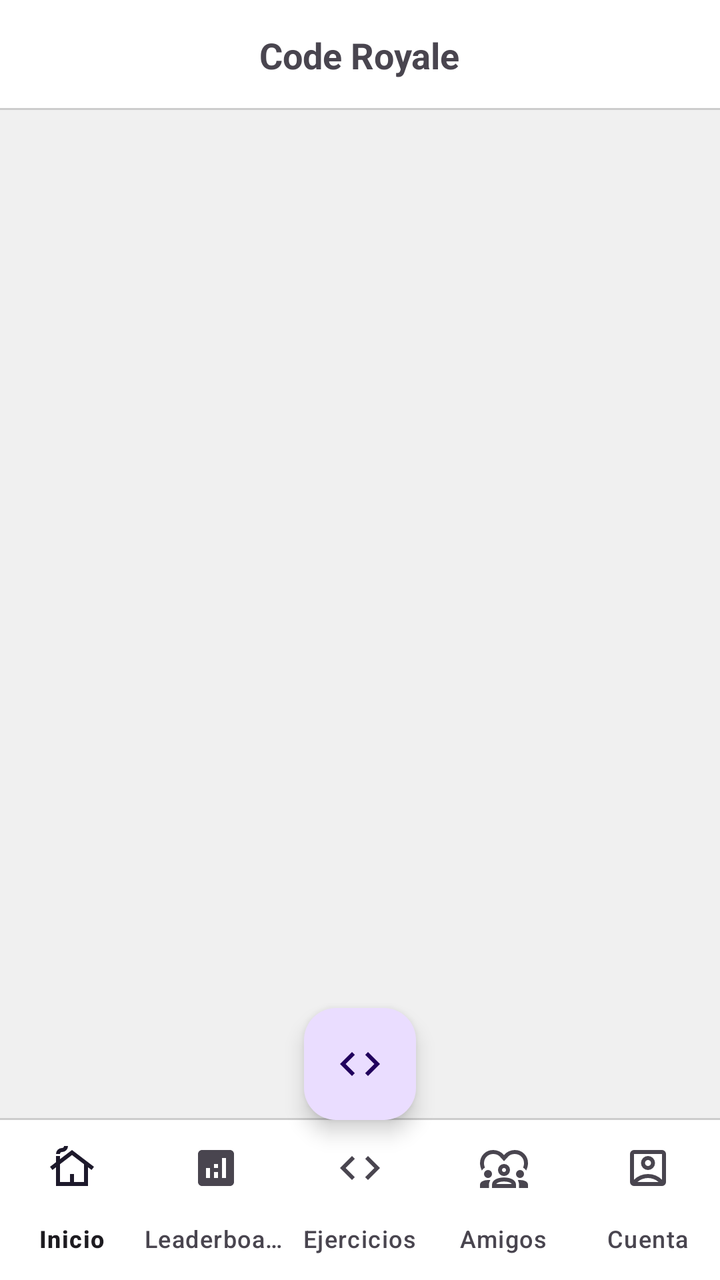
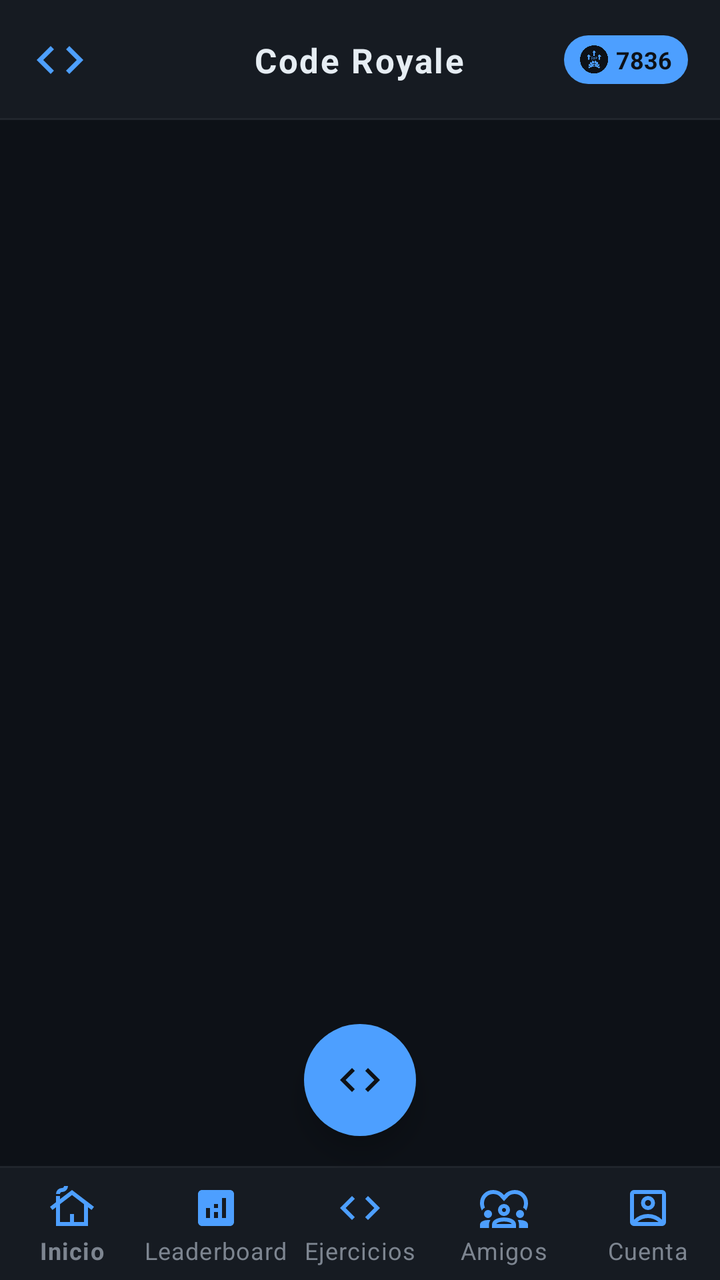

Compare the two renders of this Android layout. The source of the first and the diff that turns it into the second are given below.
<!-- AndroidManifest.xml: application theme Theme.CodeRoyale -->
<!-- res/layout/activity_main.xml -->
<?xml version="1.0" encoding="utf-8"?>
<RelativeLayout xmlns:android="http://schemas.android.com/apk/res/android"
    xmlns:app="http://schemas.android.com/apk/res-auto"
    xmlns:tools="http://schemas.android.com/tools"
    android:id="@+id/main"
    android:layout_width="match_parent"
    android:layout_height="match_parent"
    android:background="#F0F0F0"
    tools:context=".MainActivity">

    <RelativeLayout
        android:id="@+id/ToolbarRL"
        android:layout_width="match_parent"
        android:layout_height="55dp"
        android:background="@color/cr_blanco">

        <TextView
            android:id="@+id/TituloRL"
            android:layout_width="wrap_content"
            android:layout_height="wrap_content"
            android:layout_centerInParent="true"
            android:text="Code Royale"
            android:textSize="18sp"
            android:textStyle="bold" />

        <View
            android:layout_width="match_parent"
            android:layout_height="1dp"
            android:layout_alignParentBottom="true"
            android:background="#ccc" />
    </RelativeLayout>

    <com.google.android.material.bottomnavigation.BottomNavigationView
        android:id="@+id/BottomNV"
        android:layout_width="match_parent"
        android:layout_height="wrap_content"
        android:layout_alignParentBottom="true"
        android:background="@color/cr_blanco"
        app:labelVisibilityMode="labeled"
        app:menu="@menu/mi_menu" />

    <View
        android:id="@+id/View1"
        android:layout_width="match_parent"
        android:layout_height="1dp"
        android:layout_above="@id/BottomNV"
        android:background="#ccc" />

    <FrameLayout
        android:id="@+id/FragmentL1"
        android:layout_width="match_parent"
        android:layout_height="match_parent"
        android:layout_above="@id/View1"
        android:layout_below="@id/ToolbarRL" />

    <com.google.android.material.floatingactionbutton.FloatingActionButton
        android:id="@+id/FAB"
        android:layout_width="match_parent"
        android:layout_height="wrap_content"
        android:src="@drawable/ic_ejercicios"
        android:layout_alignParentBottom="true"
        android:layout_centerHorizontal="true"
        android:layout_marginBottom="80dp"

        />



</RelativeLayout>
<!-- resources referenced by this layout -->
<resources>
  <color name="cr_blanco">#FFFFFF</color>
  <!-- drawable ic_ejercicios (drawable) -->
  <vector xmlns:android="http://schemas.android.com/apk/res/android" android:height="24dp" android:tint="#000000" android:viewportHeight="960" android:viewportWidth="960" android:width="24dp">
        
      <path android:fillColor="@android:color/white" android:pathData="M320,720L80,480L320,240L377,297L193,481L376,664L320,720ZM640,720L583,663L767,479L584,296L640,240L880,480L640,720Z"/>
      
  </vector>
  <style name="Theme.CodeRoyale" parent="Base.Theme.CodeRoyale" />
  <style name="Base.Theme.CodeRoyale" parent="Theme.Material3.DayNight.NoActionBar">
          <item name="colorPrimary">@color/cr_azul_rey</item>
          <item name="colorOnPrimary">@android:color/white</item>
  
          <item name="colorSecondary">@color/cr_dorado</item>
          <item name="colorOnSecondary">@color/cr_texto_oscuro</item>
  
          <item name="android:windowBackground">@color/cr_beige_carta</item>
      </style>
  <color name="cr_azul_rey">#2B71E1</color>
  <color name="cr_dorado">#FFC107</color>
  <color name="cr_texto_oscuro">#1A1A1A</color>
  <color name="cr_beige_carta">#F8F0D7</color>
</resources>

<!-- the commit's change to res/layout/activity_main.xml (unified diff, before → after) -->
@@ -5,14 +5,24 @@
     android:id="@+id/main"
     android:layout_width="match_parent"
     android:layout_height="match_parent"
-    android:background="#F0F0F0"
+    android:background="@color/cr_fondo"
     tools:context=".MainActivity">
 
+    
     <RelativeLayout
         android:id="@+id/ToolbarRL"
         android:layout_width="match_parent"
-        android:layout_height="55dp"
-        android:background="@color/cr_blanco">
+        android:layout_height="60dp"
+        android:background="@color/cr_superficie">
+
+        
+        <ImageView
+            android:layout_width="28dp"
+            android:layout_height="28dp"
+            android:layout_centerVertical="true"
+            android:layout_marginStart="16dp"
+            android:src="@drawable/ic_ejercicios"
+            app:tint="@color/cr_acento" />
 
         <TextView
             android:id="@+id/TituloRL"
@@ -20,50 +30,87 @@
             android:layout_height="wrap_content"
             android:layout_centerInParent="true"
             android:text="Code Royale"
-            android:textSize="18sp"
-            android:textStyle="bold" />
+            android:textSize="17sp"
+            android:textStyle="bold"
+            android:letterSpacing="0.05"
+            android:textColor="@color/cr_texto_primario" />
+
+        
+        <LinearLayout
+            android:layout_width="wrap_content"
+            android:layout_height="wrap_content"
+            android:layout_alignParentEnd="true"
+            android:layout_centerVertical="true"
+            android:layout_marginEnd="16dp"
+            android:orientation="horizontal"
+            android:gravity="center_vertical"
+            android:background="@drawable/badge_acento"
+            android:paddingStart="8dp"
+            android:paddingEnd="8dp"
+            android:paddingTop="4dp"
+            android:paddingBottom="4dp">
+
+            <ImageView
+                android:layout_width="14dp"
+                android:layout_height="14dp"
+                android:src="@drawable/experiencia"
+                app:tint="@color/cr_fondo" />
+
+            <TextView
+                android:layout_width="wrap_content"
+                android:layout_height="wrap_content"
+                android:layout_marginStart="4dp"
+                android:text="7836"
+                android:textColor="@color/cr_fondo"
+                android:textSize="12sp"
+                android:textStyle="bold" />
+        </LinearLayout>
 
         <View
             android:layout_width="match_parent"
             android:layout_height="1dp"
             android:layout_alignParentBottom="true"
-            android:background="#ccc" />
+            android:background="@color/cr_divisor" />
     </RelativeLayout>
 
+    
     <com.google.android.material.bottomnavigation.BottomNavigationView
         android:id="@+id/BottomNV"
         android:layout_width="match_parent"
         android:layout_height="wrap_content"
         android:layout_alignParentBottom="true"
-        android:background="@color/cr_blanco"
+        android:background="@color/cr_superficie"
+        app:itemIconTint="@color/cr_acento"
+        app:itemTextColor="@color/cr_texto_secundario"
         app:labelVisibilityMode="labeled"
         app:menu="@menu/mi_menu" />
 
     <View
-        android:id="@+id/View1"
         android:layout_width="match_parent"
         android:layout_height="1dp"
         android:layout_above="@id/BottomNV"
-        android:background="#ccc" />
+        android:background="@color/cr_divisor" />
 
+    
     <FrameLayout
         android:id="@+id/FragmentL1"
         android:layout_width="match_parent"
         android:layout_height="match_parent"
-        android:layout_above="@id/View1"
+        android:layout_above="@id/BottomNV"
         android:layout_below="@id/ToolbarRL" />
 
+    
     <com.google.android.material.floatingactionbutton.FloatingActionButton
         android:id="@+id/FAB"
-        android:layout_width="match_parent"
+        android:layout_width="wrap_content"
         android:layout_height="wrap_content"
         android:src="@drawable/ic_ejercicios"
-        android:layout_alignParentBottom="true"
+        android:layout_alignBottom="@id/BottomNV"
         android:layout_centerHorizontal="true"
-        android:layout_marginBottom="80dp"
-
-        />
-
-
+        android:layout_marginBottom="72dp"
+        app:backgroundTint="@color/cr_acento"
+        app:tint="@color/cr_fondo"
+        app:elevation="8dp"
+        app:borderWidth="0dp" />
 
 </RelativeLayout>
<!-- resource entries referenced after the edit -->
@@ -1,25 +1,43 @@
 <!-- resources referenced by this layout -->
 <resources>
-  <color name="cr_blanco">#FFFFFF</color>
+  <color name="cr_acento">#4D9FFF</color>
+  <color name="cr_divisor">#21262D</color>
+  <color name="cr_fondo">#0D1117</color>
+  <color name="cr_superficie">#161B22</color>
+  <color name="cr_texto_primario">#E6EDF3</color>
+  <color name="cr_texto_secundario">#7D8590</color>
+  <!-- drawable badge_acento (drawable) -->
+  <?xml version="1.0" encoding="utf-8"?>
+  <shape xmlns:android="http://schemas.android.com/apk/res/android">
+      <solid android:color="@color/cr_acento" />
+      <corners android:radius="20dp" />
+  </shape>
+  <!-- drawable experiencia: png bitmap (drawable, 31299 bytes) -->
   <!-- drawable ic_ejercicios (drawable) -->
   <vector xmlns:android="http://schemas.android.com/apk/res/android" android:height="24dp" android:tint="#000000" android:viewportHeight="960" android:viewportWidth="960" android:width="24dp">
         
       <path android:fillColor="@android:color/white" android:pathData="M320,720L80,480L320,240L377,297L193,481L376,664L320,720ZM640,720L583,663L767,479L584,296L640,240L880,480L640,720Z"/>
       
   </vector>
-  <style name="Theme.CodeRoyale" parent="Base.Theme.CodeRoyale" />
-  <style name="Base.Theme.CodeRoyale" parent="Theme.Material3.DayNight.NoActionBar">
-          <item name="colorPrimary">@color/cr_azul_rey</item>
-          <item name="colorOnPrimary">@android:color/white</item>
+  <style name="Theme.CodeRoyale" parent="Theme.MaterialComponents.DayNight.NoActionBar">
+          
+          <item name="colorPrimary">@color/cr_acento</item>
+          <item name="colorPrimaryVariant">@color/cr_superficie</item>
+          <item name="colorOnPrimary">@color/cr_fondo</item>
   
-          <item name="colorSecondary">@color/cr_dorado</item>
-          <item name="colorOnSecondary">@color/cr_texto_oscuro</item>
+          
+          <item name="colorSecondary">@color/cr_acento</item>
+          <item name="colorSecondaryVariant">@color/cr_acento</item>
+          <item name="colorOnSecondary">@color/cr_fondo</item>
   
-          <item name="android:windowBackground">@color/cr_beige_carta</item>
+          
+          <item name="android:colorBackground">@color/cr_fondo</item>
+          <item name="colorSurface">@color/cr_superficie</item>
+          <item name="colorOnSurface">@color/cr_texto_primario</item>
+  
+          
+          <item name="android:navigationBarColor">@color/cr_superficie</item>
+          <item name="android:statusBarColor">@color/cr_superficie</item>
       </style>
-  <color name="cr_azul_rey">#2B71E1</color>
-  <color name="cr_dorado">#FFC107</color>
-  <color name="cr_texto_oscuro">#1A1A1A</color>
-  <color name="cr_beige_carta">#F8F0D7</color>
 </resources>
 
